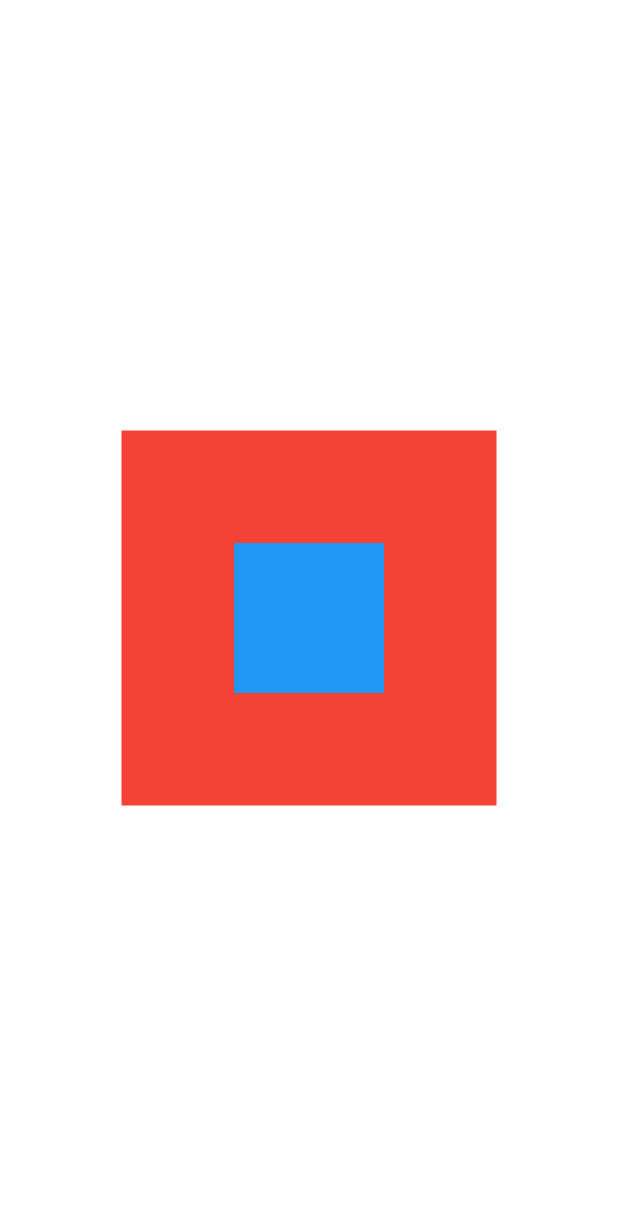
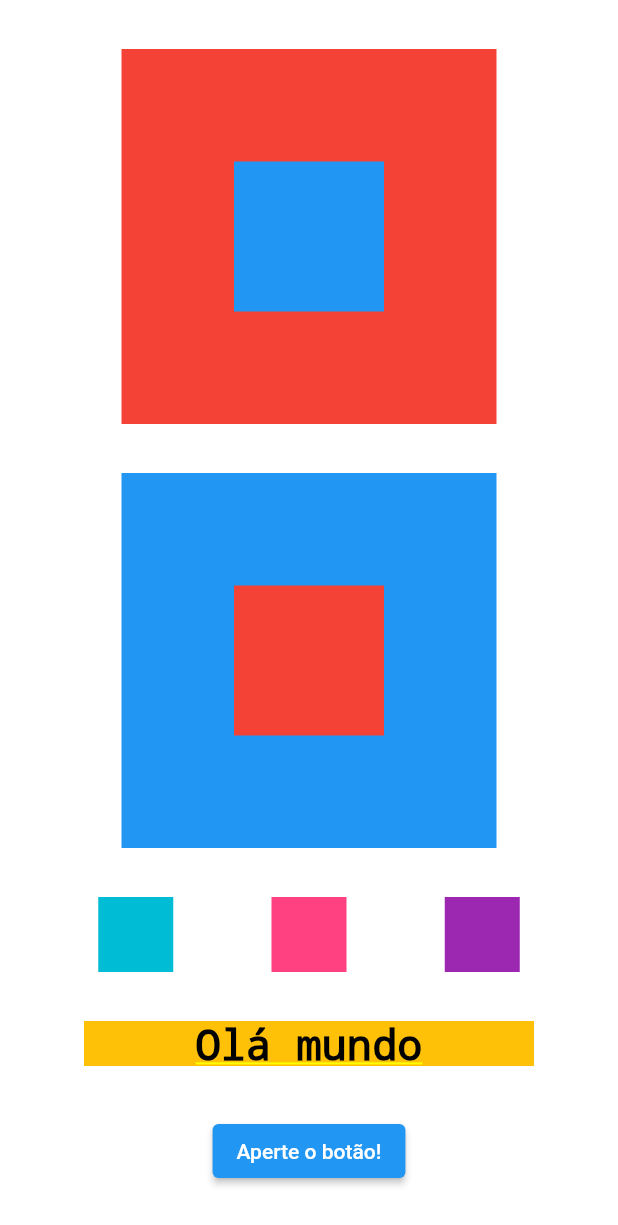
Before and after one commit to lauriussa/primeiro_projeto_alura, a Flutter app: the screen it shows after launch, on a phone screen of 412 x 824 dp. Shown: the top 1225 px of the screen. Run offline on Flutter 3.47's test engine with Material 2 defaults, Android fonts, the phone set to English and light mode, and no system bars.

Commit message:
Mod 02 - Aula 06 Text e ElevatedButton

```diff
--- a/lib/main.dart
+++ b/lib/main.dart
@@ -24,8 +24,10 @@ class MyApp extends StatelessWidget {
           // is not restarted.
           primarySwatch: Colors.blue,
         ),
-      home: Column(
-        mainAxisAlignment: MainAxisAlignment.center,
+        home: Container(
+          color: Colors.white,
+          child: Column(
+            mainAxisAlignment: MainAxisAlignment.spaceEvenly,
             crossAxisAlignment: CrossAxisAlignment.center,
             children: [
               Stack(
@@ -42,9 +44,64 @@ class MyApp extends StatelessWidget {
                     height: 100,
                   ),
                 ],
+              ),
+              Stack(
+                alignment: AlignmentDirectional.center,
+                children: [
+                  Container(
+                    color: Colors.blue,
+                    width: 250,
+                    height: 250,
+                  ),
+                  Container(
+                    color: Colors.red,
+                    width: 100,
+                    height: 100,
+                  ),
+                ],
+              ),
+              Row(
+                mainAxisAlignment: MainAxisAlignment.spaceEvenly,
+                crossAxisAlignment: CrossAxisAlignment.center,
+                children: [
+                  Container(
+                    color: Colors.cyan,
+                    height: 50,
+                    width: 50,
+                  ),
+                  Container(
+                    color: Colors.pinkAccent,
+                    height: 50,
+                    width: 50,
+                  ),
+                  Container(
+                    color: Colors.purple,
+                    height: 50,
+                    width: 50,
                   )
                 ],
               ),
-    );
+              Container(
+                color: Colors.amber,
+                height: 30,
+                width: 300,
+                child: Text(
+                  'Olá mundo',
+                  style: TextStyle(
+                    color: Colors.black,
+                    fontSize: 28,
+                  ),
+                  textAlign: TextAlign.center,
+                ),
+              ),
+              ElevatedButton(
+                onPressed: () {
+                  print('Você apertou o botão');
+                },
+                child: Text('Aperte o botão!'),
+              ),
+            ],
+          ),
+        ));
   }
 }
```
Lines whose indentation alone changed are shown as unchanged.
